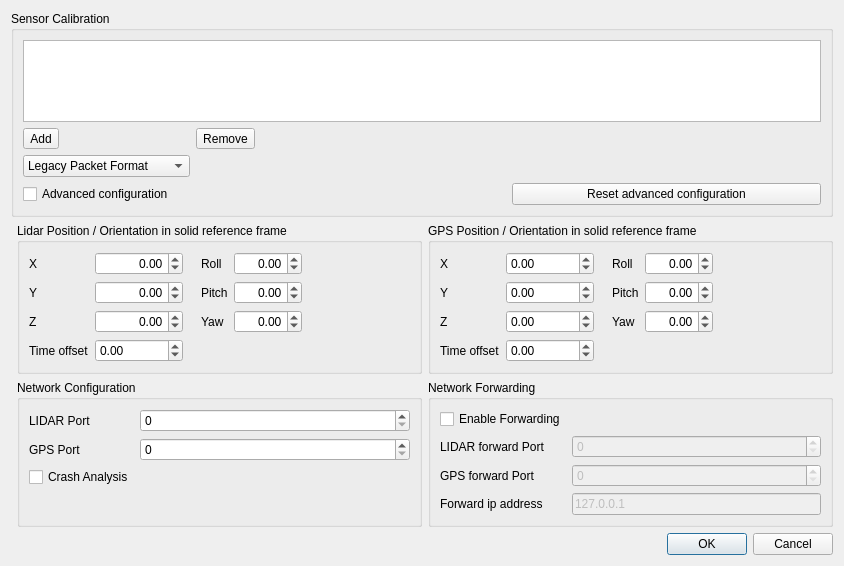
Above: Application/Ui/Widgets/vvCalibrationDialog.ui from Kitware/VeloView before the change. Below: the same form after it.
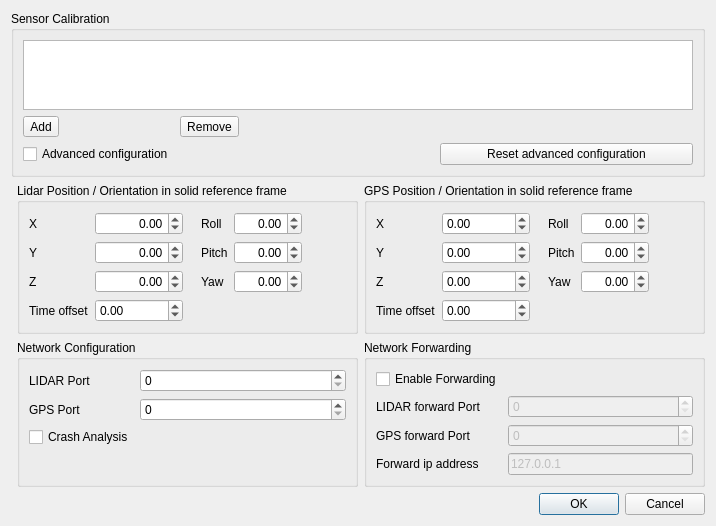
That is the form after the change. Icons and pictures are not drawn.

Commit message:
Revert "Add combo box to choose the packet interpreter"
This reverts commit a42c3c621dc4b046964e3096892aaadc7868025e.

```diff
--- a/Application/Ui/Widgets/vvCalibrationDialog.ui
+++ b/Application/Ui/Widgets/vvCalibrationDialog.ui
@@ -6,8 +6,8 @@
    <rect>
     <x>0</x>
     <y>0</y>
-    <width>844</width>
-    <height>566</height>
+    <width>716</width>
+    <height>523</height>
    </rect>
   </property>
   <property name="windowTitle">
@@ -206,46 +206,6 @@
       <string>Sensor Calibration</string>
      </property>
      <layout class="QGridLayout" name="gridLayout">
-      <item row="3" column="2">
-       <widget class="QPushButton" name="ClearSettingsPushButton">
-        <property name="toolTip">
-         <string>Reset the advanced configuration by default</string>
-        </property>
-        <property name="text">
-         <string>Reset advanced configuration</string>
-        </property>
-       </widget>
-      </item>
-      <item row="0" column="0" colspan="3">
-       <widget class="QListWidget" name="ListWidget"/>
-      </item>
-      <item row="1" column="0">
-       <widget class="QToolButton" name="AddButton">
-        <property name="text">
-         <string>Add</string>
-        </property>
-        <property name="icon">
-         <iconset theme="list-add">
-          <normaloff>.</normaloff>.</iconset>
-        </property>
-        <property name="toolButtonStyle">
-         <enum>Qt::ToolButtonTextBesideIcon</enum>
-        </property>
-       </widget>
-      </item>
-      <item row="3" column="1">
-       <spacer name="horizontalSpacer_5">
-        <property name="orientation">
-         <enum>Qt::Horizontal</enum>
-        </property>
-        <property name="sizeHint" stdset="0">
-         <size>
-          <width>220</width>
-          <height>20</height>
-         </size>
-        </property>
-       </spacer>
-      </item>
       <item row="1" column="1">
        <widget class="QToolButton" name="RemoveButton">
         <property name="text">
@@ -273,27 +233,53 @@
         </property>
        </spacer>
       </item>
-      <item row="3" column="0">
+      <item row="0" column="0" colspan="3">
+       <widget class="QListWidget" name="ListWidget"/>
+      </item>
+      <item row="1" column="0">
+       <widget class="QToolButton" name="AddButton">
+        <property name="text">
+         <string>Add</string>
+        </property>
+        <property name="icon">
+         <iconset theme="list-add">
+          <normaloff>.</normaloff>.</iconset>
+        </property>
+        <property name="toolButtonStyle">
+         <enum>Qt::ToolButtonTextBesideIcon</enum>
+        </property>
+       </widget>
+      </item>
+      <item row="2" column="0">
        <widget class="QCheckBox" name="AdvancedConfiguration">
         <property name="text">
          <string>Advanced configuration</string>
         </property>
        </widget>
       </item>
-      <item row="2" column="0">
-       <widget class="QComboBox" name="InterpreterSelectionComboBox">
-        <item>
-         <property name="text">
-          <string>Legacy Packet Format</string>
-         </property>
-        </item>
-        <item>
-         <property name="text">
-          <string>Advanced Packet Format</string>
-         </property>
-        </item>
+      <item row="2" column="2">
+       <widget class="QPushButton" name="ClearSettingsPushButton">
+        <property name="toolTip">
+         <string>Reset the advanced configuration by default</string>
+        </property>
+        <property name="text">
+         <string>Reset advanced configuration</string>
+        </property>
        </widget>
       </item>
+      <item row="2" column="1">
+       <spacer name="horizontalSpacer_5">
+        <property name="orientation">
+         <enum>Qt::Horizontal</enum>
+        </property>
+        <property name="sizeHint" stdset="0">
+         <size>
+          <width>220</width>
+          <height>20</height>
+         </size>
+        </property>
+       </spacer>
+      </item>
      </layout>
     </widget>
    </item>
```
The commit also changes 3 other files.
